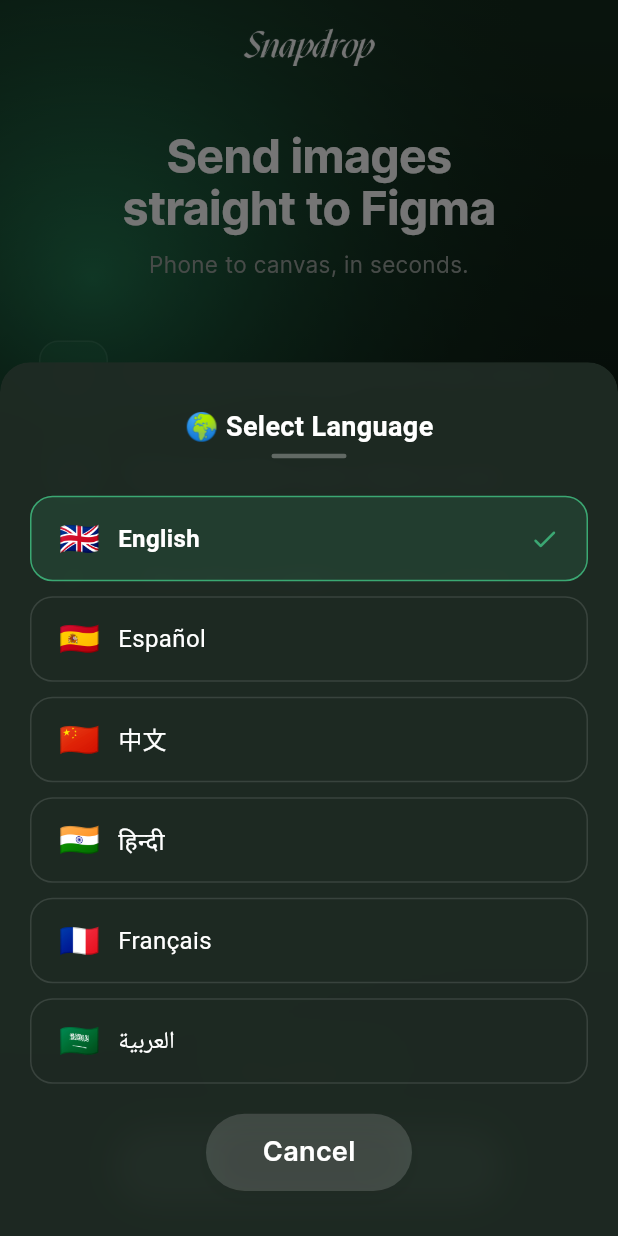
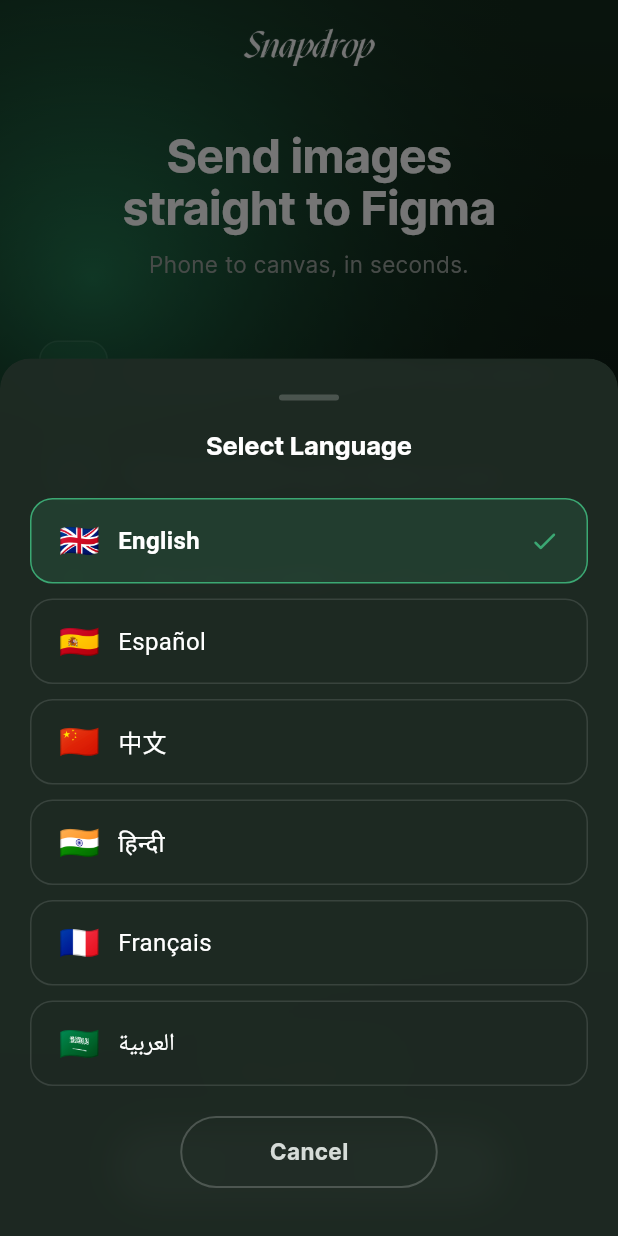
Before and after one commit to Saurabh-7973/snapdrop, a Flutter app: the OnboardScreen screen opened directly, after a tap on "English", on a phone screen of 412 x 824 dp. Run offline on Flutter 3.47's test engine with Material 3 defaults, Android fonts, the phone set to English and light mode, and no system bars; our stand-ins replace device_info_plus, dropdown_button2, firebase_analytics, firebase_core, firebase_crashlytics, firebase_remote_config and 7 more; missing offline and left inert: firebase_performance, flutter_upgrade_version, photo_manager, photo_manager_image_provider, qr_code_scanner_plus, receive_sharing_intent; accounts and stored records are empty; project files that could hold a hidden picture were left out.

Commit message:
design/2026 [C]: polish album dropdown + language sheet
- Album dropdown: search field was dark-green text/border on the dark surface
  (near-invisible) -> white text, muted hint, search-icon prefix, subtle
  fill+border, accent-green focus/cursor. Menu items: accent-green tint +
  accent check on selected, muted unselected, rounded rows. No-albums muted.
- Language sheet: drop emoji title -> grab handle + clean "Select Language";
  Cancel is now a ghost pill (was a muddy grey fill); selected row accent-green.

Verified live on emulator. flutter analyze clean.

Co-Authored-By: Claude Opus 4.8 <noreply@anthropic.com>

```diff
--- a/lib/screen/onboard_screen.dart
+++ b/lib/screen/onboard_screen.dart
@@ -205,7 +205,6 @@ class _OnboardScreenState extends State<OnboardScreen> {
   }
 
   void _showLanguageModal() {
-    var screenHeight = MediaQuery.of(context).size.height;
     var screenWidth = MediaQuery.of(context).size.width;
     showModalBottomSheet(
       context: context,
@@ -229,32 +228,27 @@ class _OnboardScreenState extends State<OnboardScreen> {
               child: Column(
                 mainAxisSize: MainAxisSize.min,
                 children: [
-                  /// 🌍 **Header with Divider**
-                  Padding(
-                    padding: const EdgeInsets.symmetric(vertical: 10),
-                    child: Column(
-                      children: [
-                        const Text(
-                          "🌍 Select Language",
-                          style: TextStyle(
-                            color: Colors.white,
-                            fontSize: 18,
-                            fontWeight: FontWeight.bold,
-                          ),
-                        ),
-                        const SizedBox(height: 5),
-                        Container(
-                          width: 50,
-                          height: 3,
-                          decoration: BoxDecoration(
-                            color: Colors.white.withValues(alpha: 0.3),
-                            borderRadius: BorderRadius.circular(10),
-                          ),
-                        ),
-                      ],
+                  /// Grab handle + title
+                  Container(
+                    width: 40,
+                    height: 4,
+                    margin: const EdgeInsets.only(top: 4, bottom: 18),
+                    decoration: BoxDecoration(
+                      color: Colors.white.withValues(alpha: 0.2),
+                      borderRadius: BorderRadius.circular(3),
                     ),
                   ),
-                  const SizedBox(height: 10),
+                  const Text(
+                    "Select Language",
+                    style: TextStyle(
+                      fontFamily: 'Inter',
+                      color: Colors.white,
+                      fontSize: 17,
+                      fontWeight: FontWeight.w700,
+                      letterSpacing: -0.1,
+                    ),
+                  ),
+                  const SizedBox(height: 18),
 
                   /// 🌟 **Language List**
                   Column(
@@ -314,35 +308,31 @@ class _OnboardScreenState extends State<OnboardScreen> {
                   /// ❌ **Cancel Button (Stylish)**
                   GestureDetector(
                     onTap: () => Navigator.pop(context),
-                    child: AnimatedContainer(
-                      duration: const Duration(milliseconds: 200),
-                      height: screenHeight / 16,
-                      width: screenWidth / 3,
+                    child: Container(
+                      height: 48,
+                      width: screenWidth / 2.4,
                       decoration: BoxDecoration(
-                        color: Colors.white.withValues(alpha: 0.15),
-                        borderRadius: BorderRadius.circular(30),
-                        boxShadow: [
-                          BoxShadow(
-                            color: Colors.black.withValues(alpha: 0.1),
-                            blurRadius: 15,
-                            spreadRadius: -5,
-                            offset: const Offset(0, 5),
-                          ),
-                        ],
+                        color: Colors.transparent,
+                        borderRadius: BorderRadius.circular(999),
+                        border: Border.all(
+                            color: Colors.white.withValues(alpha: 0.2),
+                            width: 1.3),
                       ),
-                      child: Center(
+                      child: const Center(
                         child: Text(
                           "Cancel",
-                          style:
-                              ThemeConstant.smallTextSizeDarkFontWidth.copyWith(
-                            color: Colors.white,
+                          style: TextStyle(
+                            fontFamily: 'Inter',
+                            color: Color(0xFFD6DCD8),
+                            fontSize: 15,
+                            fontWeight: FontWeight.w700,
                           ),
                         ),
                       ),
                     ),
                   ),
 
-                  const SizedBox(height: 10),
+                  const SizedBox(height: 12),
                 ],
               ),
             ),
```
Also changed, not shown: lib/widgets/dropdown_view.dart (+47 -35 lines).
